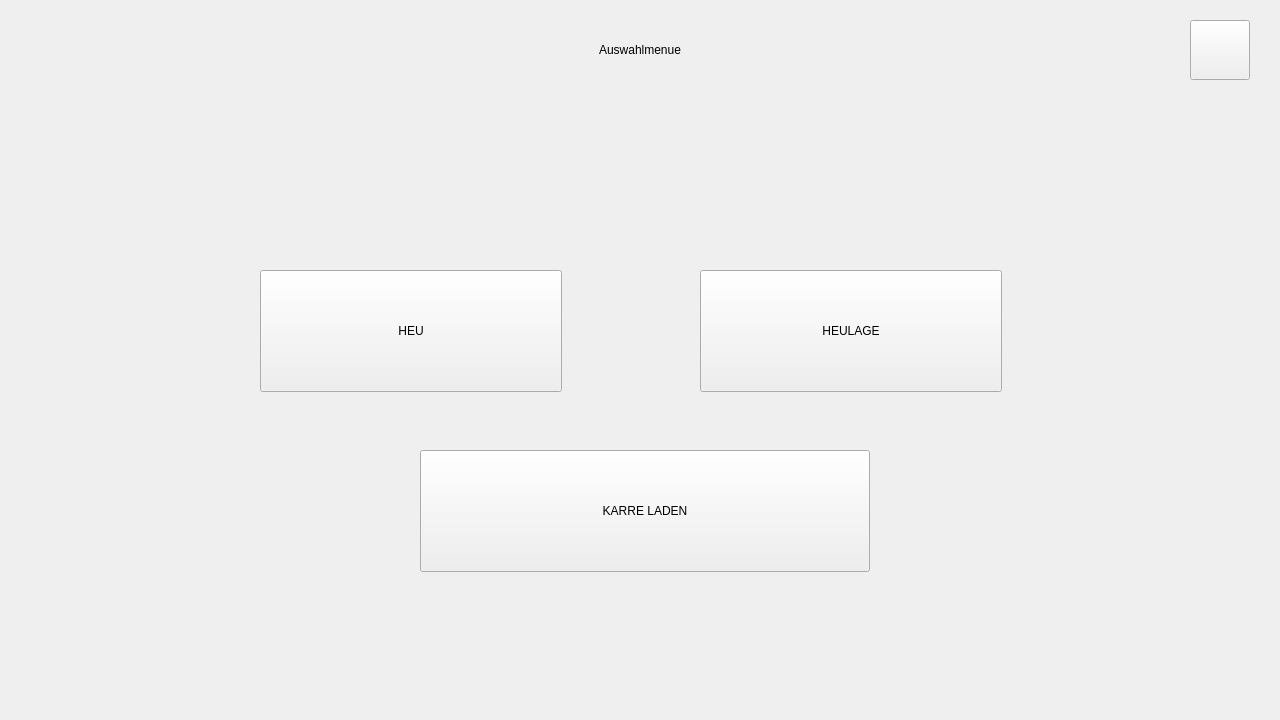
Old version of the form views/auswahl_seite.ui in the repository DonKeWu/Futterkarre-1.2.
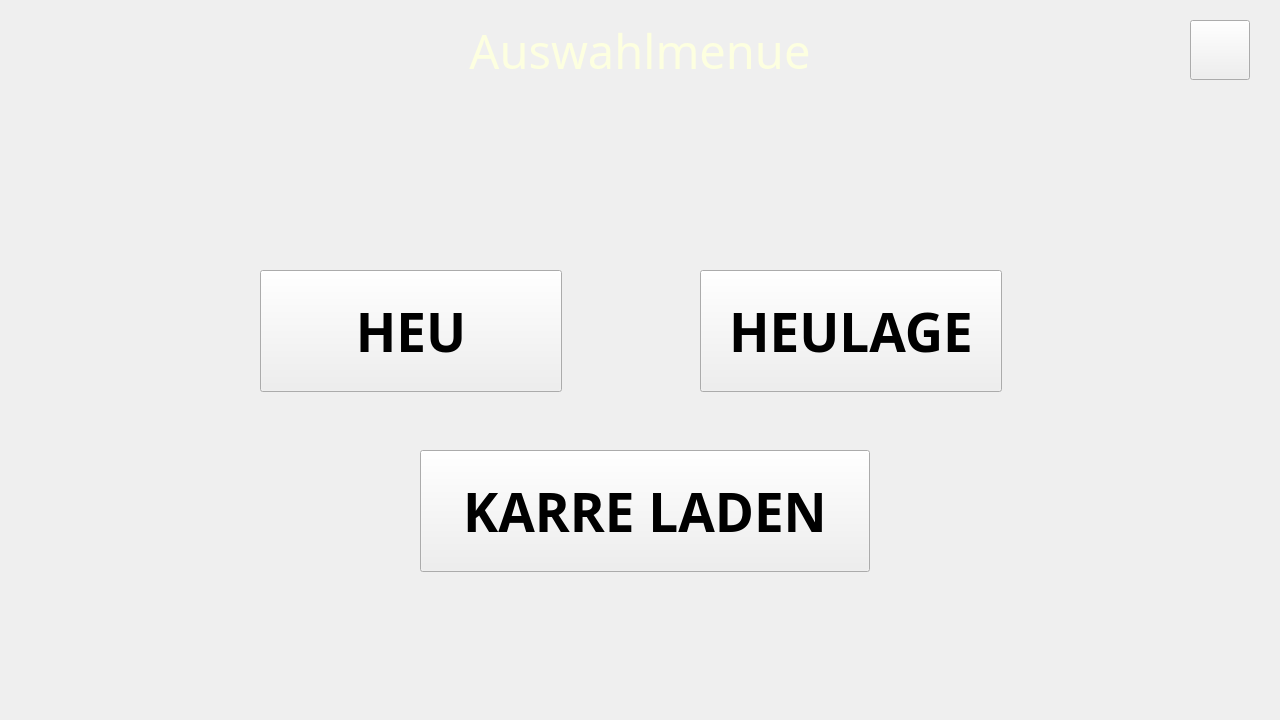
New version of the form. Icons and pictures are not drawn.

Commit message: 🔄 RESTORE: Original UI text formatting restored - Recovered all original font sizes and text properties from backup - Theme-Manager controls ONLY colors, NOT text formatting - Original UI design preserved with proper font sizes - Only removed color overrides, kept all text formatting intact

The edit to the form file:
```diff
--- a/views/auswahl_seite.ui
+++ b/views/auswahl_seite.ui
@@ -43,6 +43,14 @@
      <height>16777215</height>
     </size>
    </property>
+   <property name="font">
+    <font>
+     <family>Droid Sans Fallback</family>
+     <pointsize>40</pointsize>
+     <weight>75</weight>
+     <bold>true</bold>
+    </font>
+   </property>
    <property name="styleSheet">
     <string notr="true">
 QPushButton {
@@ -79,6 +87,14 @@
      <height>120</height>
     </size>
    </property>
+   <property name="font">
+    <font>
+     <family>Droid Sans Fallback</family>
+     <pointsize>40</pointsize>
+     <weight>75</weight>
+     <bold>true</bold>
+    </font>
+   </property>
    <property name="styleSheet">
     <string notr="true">
 QPushButton {
@@ -118,12 +134,20 @@
      <height>100</height>
     </size>
    </property>
+   <property name="font">
+    <font>
+     <family>Droid Sans Fallback</family>
+     <pointsize>35</pointsize>
+     <weight>50</weight>
+     <bold>false</bold>
+    </font>
+   </property>
    <property name="statusTip">
     <string/>
    </property>
    <property name="styleSheet">
     <string notr="true">
-
+color: #fdffe0;
 </string>
    </property>
    <property name="text">
@@ -187,6 +211,14 @@
      <height>16777215</height>
     </size>
    </property>
+   <property name="font">
+    <font>
+     <family>Droid Sans Fallback</family>
+     <pointsize>40</pointsize>
+     <weight>75</weight>
+     <bold>true</bold>
+    </font>
+   </property>
    <property name="styleSheet">
     <string notr="true">
 QPushButton {
```
Left out of the diff: 5 changed lines with no effect on the pictures. The commit also changes 8 other files.
